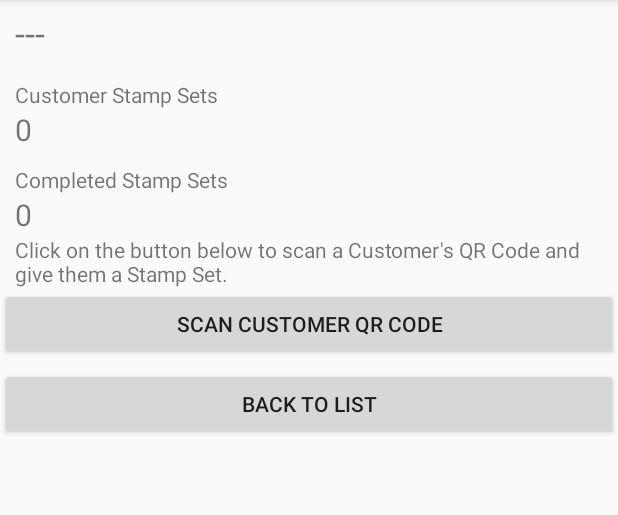
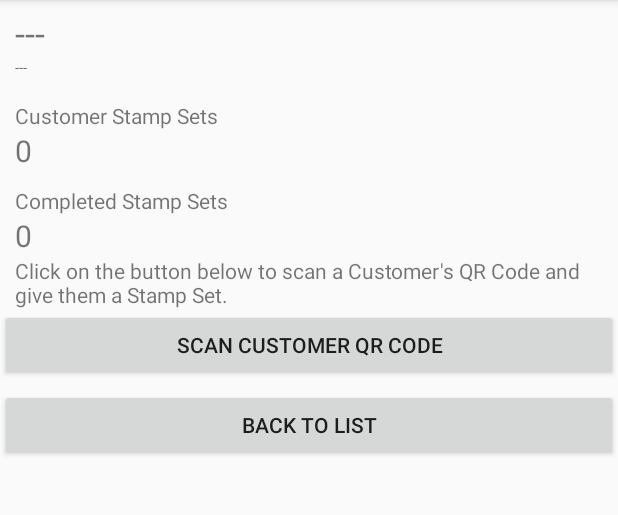
Before and after one commit to nexturninc/Aloopy-Merchant, an Android app: the StampDetails screen opened directly, with no data from a screen before it, on a phone screen of 412 x 824 dp, the part 84-599 px from its top. Run offline under Robolectric (Android 15) with nearby library versions, the phone set to English and light mode, and no system bars; 2 statements that could not run were skipped.

```diff
--- a/AloopyMerchantApp/app/src/main/res/layout/stamp_details.xml
+++ b/AloopyMerchantApp/app/src/main/res/layout/stamp_details.xml
@@ -26,6 +26,14 @@
             android:text="---"
             android:textSize="24dp"/>
 
+        <TextView
+            android:layout_width="wrap_content"
+            android:layout_height="wrap_content"
+            android:id="@+id/lblStampDateRange"
+            android:layout_marginLeft="10dp"
+            android:text="---"
+            android:textSize="10dp"/>
+
         <RelativeLayout
             android:layout_width="wrap_content"
             android:layout_height="wrap_content"
@@ -35,16 +43,14 @@
                 android:layout_width="fill_parent"
                 android:layout_height="wrap_content"
                 android:orientation="vertical"
-                android:layout_centerHorizontal="true"
-                android:weightSum="10">
+                android:layout_centerHorizontal="true">
 
 
                 <LinearLayout
                     android:id="@+id/dvStampBar"
                     android:layout_width="fill_parent"
                     android:layout_height="fill_parent"
-                    android:orientation="vertical"
-                    android:layout_weight="7">
+                    android:orientation="vertical">
 
                     <TextView
                         android:layout_width="wrap_content"
@@ -85,7 +91,6 @@
                     android:layout_width="match_parent"
                     android:layout_height="wrap_content"
                     android:adjustViewBounds="true"
-                    android:layout_weight="7"
                     />
             </LinearLayout>
 
```
Also changed, not shown: AloopyMerchantApp/app/src/main/java/com/merchant/aloopy/aloopymerchantapp/StampDetails.java (+20 -0 lines), 1 other file.
